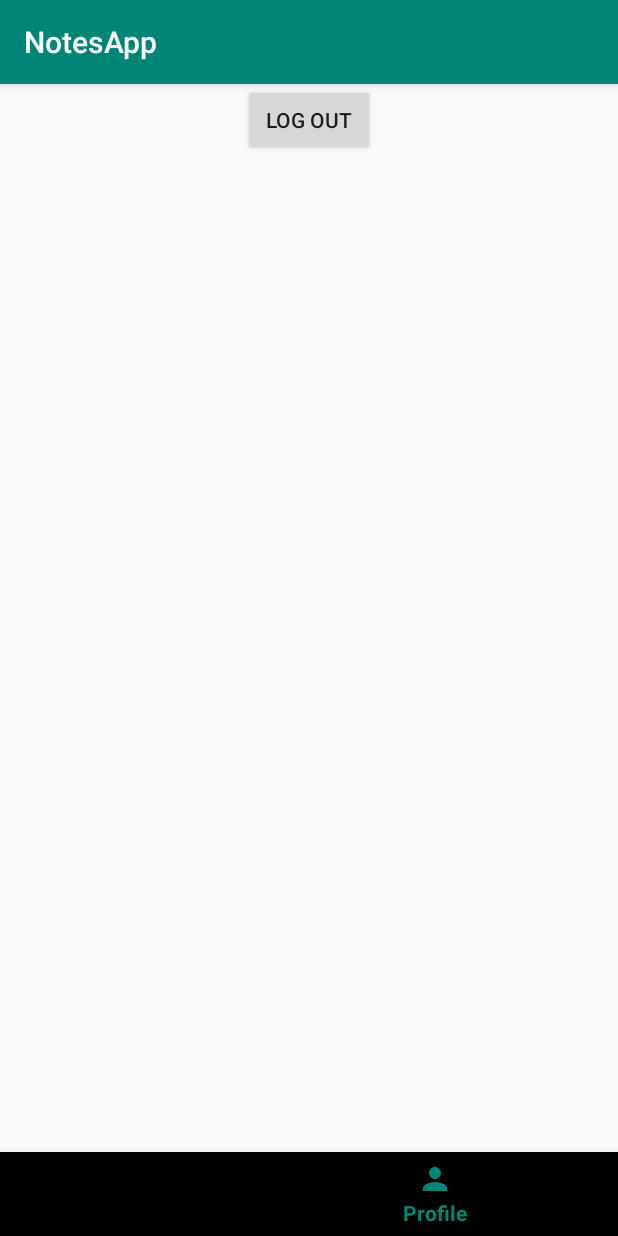
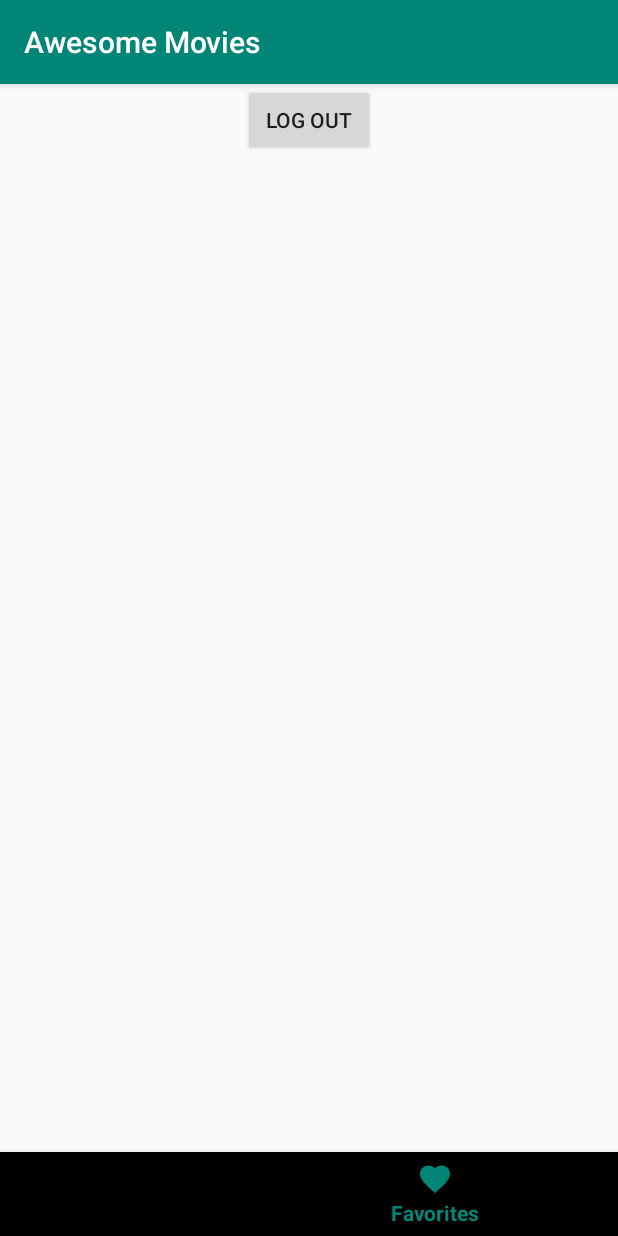
Before and after one commit to gonzalobarrios/AwesomeMovies, an Android app: the screen it shows after launch (HomeActivity), item 2 of the bottom bar chosen, on a phone screen of 412 x 824 dp. Run offline under Robolectric (Android 15) with nearby library versions, the light colour scheme and no system bars; our stand-ins replace Room's generated code; libraries missing offline, so code that uses them is left out: com.jakewharton.threetenabp; pictures from the network do not load; 1 statement that could not run was skipped.

Commit message:
Fixed movie screen layout.

```diff
--- /dev/null
+++ b/app/src/main/res/drawable/ic_hearth.xml
@@ -0,0 +1,9 @@
+<vector xmlns:android="http://schemas.android.com/apk/res/android"
+    android:width="24dp"
+    android:height="24dp"
+    android:viewportWidth="24.0"
+    android:viewportHeight="24.0">
+    <path
+        android:fillColor="#FF000000"
+        android:pathData="M12,21.35l-1.45,-1.32C5.4,15.36 2,12.28 2,8.5 2,5.42 4.42,3 7.5,3c1.74,0 3.41,0.81 4.5,2.09C13.09,3.81 14.76,3 16.5,3 19.58,3 22,5.42 22,8.5c0,3.78 -3.4,6.86 -8.55,11.54L12,21.35z"/>
+</vector>
--- a/app/src/main/res/menu/menu_home.xml
+++ b/app/src/main/res/menu/menu_home.xml
@@ -4,13 +4,13 @@
     <item
         android:id="@+id/notes"
         android:icon="@drawable/ic_notes"
-        android:title="@string/notes"
+        android:title="@string/movies"
         />
 
     <item
         android:id="@+id/profile"
-        android:icon="@drawable/ic_person"
-        android:title="@string/profile"
+        android:icon="@drawable/ic_hearth"
+        android:title="@string/favorites"
         />
 
 </menu>
--- a/app/src/main/res/values/strings.xml
+++ b/app/src/main/res/values/strings.xml
@@ -1,9 +1,10 @@
 <resources>
-    <string name="app_name">NotesApp</string>
+    <string name="app_name">Awesome Movies</string>
     <string name="log_in">Log in</string>
     <string name="password">Password</string>
-    <string name="notes">Notes</string>
-    <string name="profile">Profile</string>
+    <string name="movies">Movies</string>
+    <string name="favorites">Favorites</string>
     <string name="log_out">Log out</string>
+    <string name="heart">Heart</string>
     <string name="service_error">The credentials are not valid</string>
 </resources>
```
